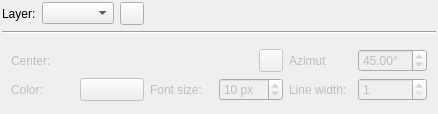
The window that kadas_overlay_ps/overlay_ps_dialog_base.ui (kadas-albireo/kadas-overlay-ps-plugin) describes before a commit, drawn with Qt 5.
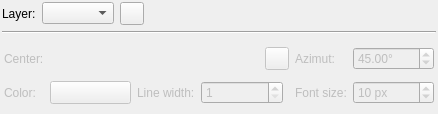
The same window after the commit. Icons and pictures are not drawn. Custom widgets are drawn as their Qt base class.

What changed in the file:
```diff
--- a/kadas_overlay_ps/overlay_ps_dialog_base.ui
+++ b/kadas_overlay_ps/overlay_ps_dialog_base.ui
@@ -32,8 +32,26 @@
       <bool>false</bool>
      </property>
      <layout class="QGridLayout" name="gridLayout">
-      <item row="1" column="5">
+      <property name="leftMargin">
+       <number>2</number>
+      </property>
+      <property name="topMargin">
+       <number>2</number>
+      </property>
+      <property name="rightMargin">
+       <number>2</number>
+      </property>
+      <property name="bottomMargin">
+       <number>2</number>
+      </property>
+      <item row="1" column="6">
        <widget class="QDoubleSpinBox" name="spinBoxAzimut">
+        <property name="sizePolicy">
+         <sizepolicy hsizetype="Expanding" vsizetype="Fixed">
+          <horstretch>0</horstretch>
+          <verstretch>0</verstretch>
+         </sizepolicy>
+        </property>
         <property name="wrapping">
          <bool>true</bool>
         </property>
@@ -54,27 +72,6 @@
         </property>
        </widget>
       </item>
-      <item row="2" column="5">
-       <widget class="QSpinBox" name="spinBoxLineWidth">
-        <property name="minimum">
-         <number>1</number>
-        </property>
-       </widget>
-      </item>
-      <item row="2" column="2">
-       <widget class="QLabel" name="labelFontSize">
-        <property name="text">
-         <string>Font size:</string>
-        </property>
-       </widget>
-      </item>
-      <item row="2" column="4">
-       <widget class="QLabel" name="labelLineWidth">
-        <property name="text">
-         <string>Line width:</string>
-        </property>
-       </widget>
-      </item>
       <item row="1" column="0">
        <widget class="QLabel" name="labelCenter">
         <property name="text">
@@ -82,10 +79,10 @@
         </property>
        </widget>
       </item>
-      <item row="1" column="4">
+      <item row="1" column="5">
        <widget class="QLabel" name="labelAxes">
         <property name="text">
-         <string>Azimut</string>
+         <string>Azimut:</string>
         </property>
        </widget>
       </item>
@@ -99,28 +96,21 @@
       <item row="2" column="1">
        <widget class="QgsColorButtonV2" name="toolButtonColor">
         <property name="sizePolicy">
-         <sizepolicy hsizetype="Preferred" vsizetype="Fixed">
+         <sizepolicy hsizetype="Expanding" vsizetype="Fixed">
           <horstretch>0</horstretch>
           <verstretch>0</verstretch>
          </sizepolicy>
         </property>
        </widget>
       </item>
-      <item row="2" column="3">
-       <widget class="QSpinBox" name="spinBoxFontSize">
-        <property name="suffix">
-         <string> px</string>
-        </property>
-        <property name="minimum">
-         <number>1</number>
-        </property>
-        <property name="value">
-         <number>10</number>
-        </property>
-       </widget>
-      </item>
-      <item row="1" column="1" colspan="3">
+      <item row="1" column="1" colspan="4">
        <widget class="QWidget" name="widgetCenter" native="true">
+        <property name="sizePolicy">
+         <sizepolicy hsizetype="Expanding" vsizetype="Preferred">
+          <horstretch>0</horstretch>
+          <verstretch>0</verstretch>
+         </sizepolicy>
+        </property>
         <layout class="QHBoxLayout" name="horizontalLayout">
          <property name="spacing">
           <number>0</number>
@@ -158,6 +148,52 @@
         </layout>
        </widget>
       </item>
+      <item row="2" column="2">
+       <widget class="QLabel" name="labelLineWidth">
+        <property name="text">
+         <string>Line width:</string>
+        </property>
+       </widget>
+      </item>
+      <item row="2" column="5">
+       <widget class="QLabel" name="labelFontSize">
+        <property name="text">
+         <string>Font size:</string>
+        </property>
+       </widget>
+      </item>
+      <item row="2" column="3">
+       <widget class="QSpinBox" name="spinBoxLineWidth">
+        <property name="sizePolicy">
+         <sizepolicy hsizetype="Expanding" vsizetype="Fixed">
+          <horstretch>0</horstretch>
+          <verstretch>0</verstretch>
+         </sizepolicy>
+        </property>
+        <property name="minimum">
+         <number>1</number>
+        </property>
+       </widget>
+      </item>
+      <item row="2" column="6">
+       <widget class="QSpinBox" name="spinBoxFontSize">
+        <property name="sizePolicy">
+         <sizepolicy hsizetype="Expanding" vsizetype="Fixed">
+          <horstretch>0</horstretch>
+          <verstretch>0</verstretch>
+         </sizepolicy>
+        </property>
+        <property name="suffix">
+         <string> px</string>
+        </property>
+        <property name="minimum">
+         <number>1</number>
+        </property>
+        <property name="value">
+         <number>10</number>
+        </property>
+       </widget>
+      </item>
      </layout>
     </widget>
    </item>
```
